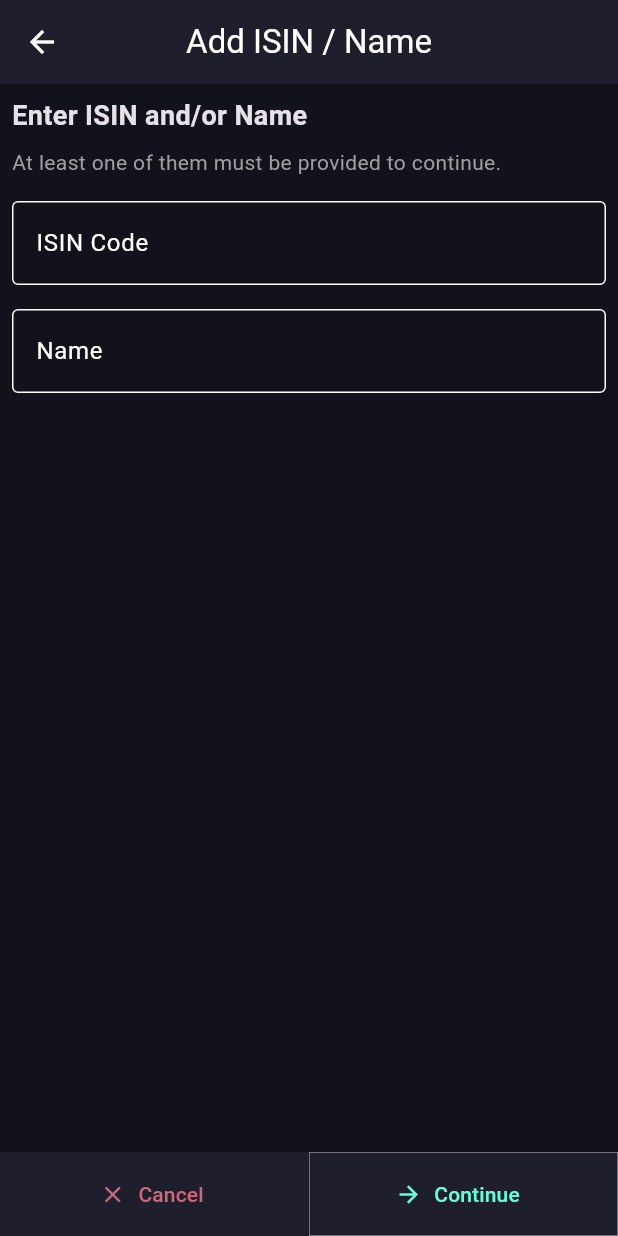
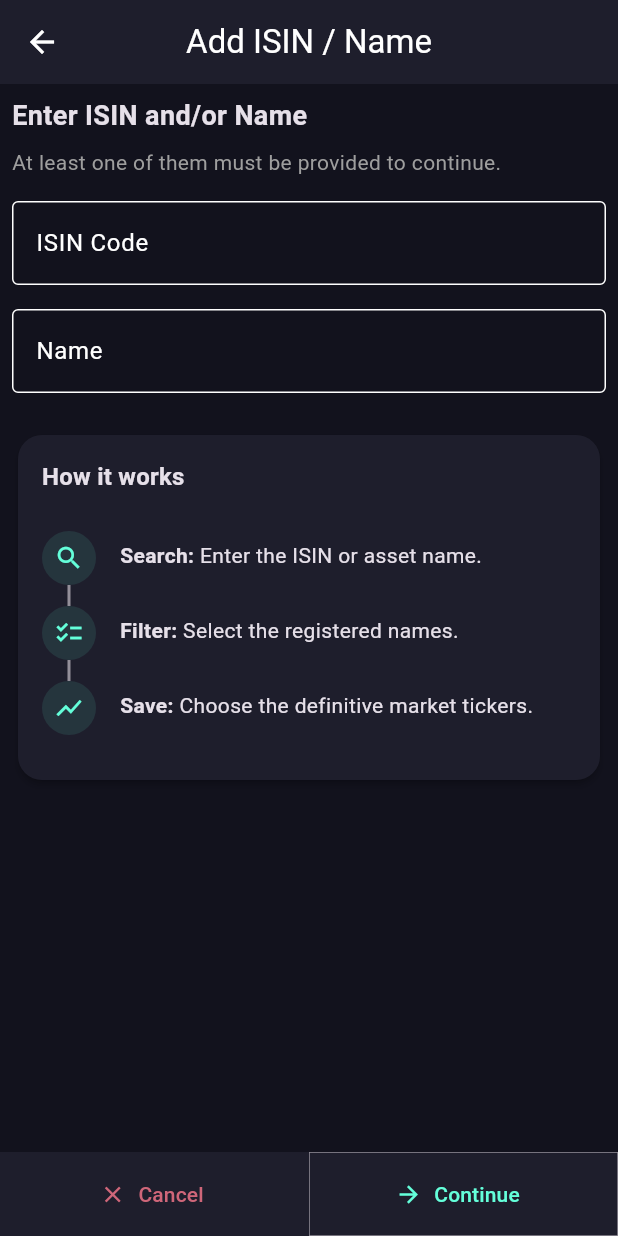
Before and after one commit to garrese/pocket-isins, a Flutter app: the IsinStepScreen screen opened directly, on a phone screen of 412 x 824 dp. Run offline on Flutter 3.47's test engine with Material 3 defaults, Android fonts, the phone set to English and light mode, and no system bars; our stand-ins replace dio, drift, file_picker, fl_chart, flutter_markdown_plus, flutter_riverpod and 7 more; missing offline and left inert: sqlite3; accounts and stored records are empty; generated files the repository leaves out were written again.

Commit message:
feat: add responsive passive stepper guide to IsinStepScreen
Adds a visually consistent, natively-built Flutter guide directly below
the input fields in the ISIN creation wizard. It outlines the 3 steps
(Search, Filter, Save) securely translated to English. The card uses
`ConstrainedBox` to ensure proper presentation on desktop wide screens.

Co-authored-by: garrese <49403460+garrese@users.noreply.github.com>

```diff
--- a/lib/features/portfolio/presentation/screens/isin_step_screen.dart
+++ b/lib/features/portfolio/presentation/screens/isin_step_screen.dart
@@ -114,6 +114,106 @@ class _IsinStepScreenState extends State<IsinStepScreen> {
     }
   }
 
+  Widget _buildGuideCard() {
+    return Center(
+      child: ConstrainedBox(
+        constraints: const BoxConstraints(maxWidth: 500),
+        child: Card(
+          elevation: 2,
+          child: Padding(
+            padding: const EdgeInsets.all(16.0),
+            child: Column(
+              crossAxisAlignment: CrossAxisAlignment.start,
+              children: [
+                Text(
+                  'How it works',
+                  style: Theme.of(context).textTheme.titleMedium?.copyWith(
+                        fontWeight: FontWeight.bold,
+                      ),
+                ),
+                const SizedBox(height: 24),
+                _buildStep(
+                  icon: Icons.search,
+                  title: 'Search',
+                  description: 'Enter the ISIN or asset name.',
+                  isLast: false,
+                ),
+                _buildStep(
+                  icon: Icons.checklist,
+                  title: 'Filter',
+                  description: 'Select the registered names.',
+                  isLast: false,
+                ),
+                _buildStep(
+                  icon: Icons.show_chart,
+                  title: 'Save',
+                  description: 'Choose the definitive market tickers.',
+                  isLast: true,
+                ),
+              ],
+            ),
+          ),
+        ),
+      ),
+    );
+  }
+
+  Widget _buildStep({
+    required IconData icon,
+    required String title,
+    required String description,
+    required bool isLast,
+  }) {
+    return IntrinsicHeight(
+      child: Row(
+        crossAxisAlignment: CrossAxisAlignment.stretch,
+        children: [
+          Column(
+            children: [
+              Container(
+                padding: const EdgeInsets.all(8),
+                decoration: BoxDecoration(
+                  color: Theme.of(context).colorScheme.primary.withValues(alpha: 0.1),
+                  shape: BoxShape.circle,
+                ),
+                child: Icon(
+                  icon,
+                  size: 20,
+                  color: Theme.of(context).colorScheme.primary,
+                ),
+              ),
+              if (!isLast)
+                Expanded(
+                  child: Container(
+                    width: 2,
+                    color: Theme.of(context).dividerColor,
+                  ),
+                ),
+            ],
+          ),
+          const SizedBox(width: 16),
+          Expanded(
+            child: Padding(
+              padding: const EdgeInsets.only(bottom: 24.0, top: 6.0),
+              child: RichText(
+                text: TextSpan(
+                  style: Theme.of(context).textTheme.bodyMedium,
+                  children: [
+                    TextSpan(
+                      text: '$title: ',
+                      style: const TextStyle(fontWeight: FontWeight.bold),
+                    ),
+                    TextSpan(text: description),
+                  ],
+                ),
+              ),
+            ),
+          ),
+        ],
+      ),
+    );
+  }
+
   @override
   Widget build(BuildContext context) {
     return PopScope(
@@ -174,6 +274,8 @@ class _IsinStepScreenState extends State<IsinStepScreen> {
                           return null;
                         },
                       ),
+                      const SizedBox(height: 24),
+                      _buildGuideCard(),
                     ],
                   ),
                 ),
```
